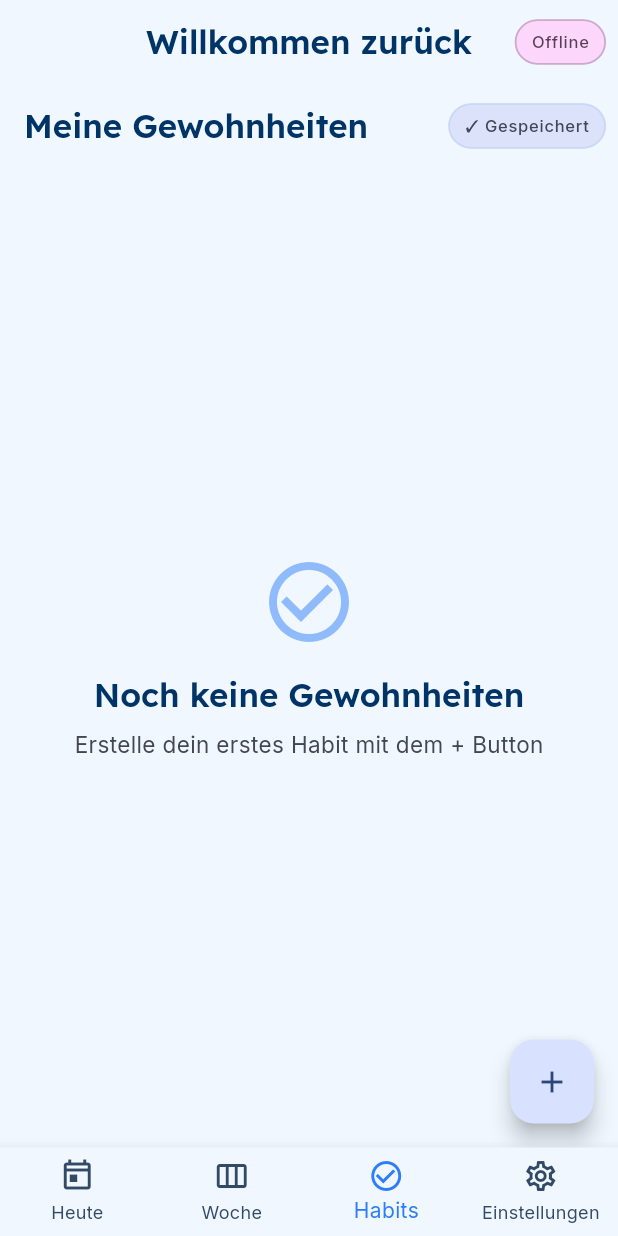
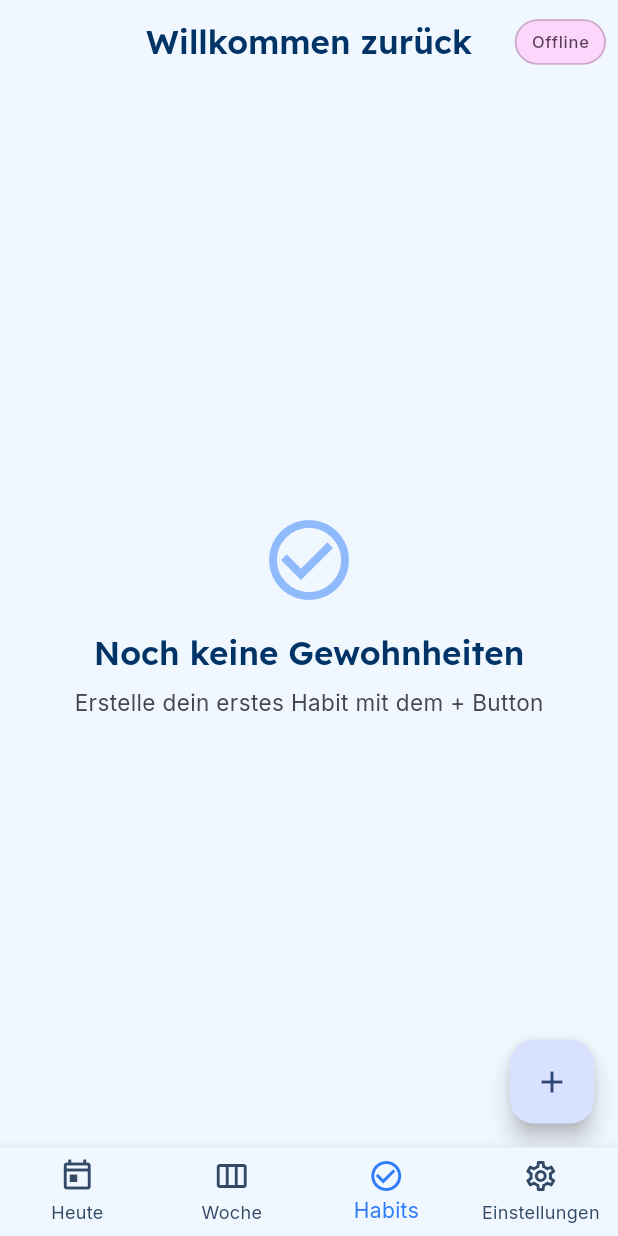
Before and after one commit to AlexBuchnerTeacher/reflecto, a Flutter app: the screen it shows once a user with an empty profile is signed in, item 3 of the bottom bar chosen, on a phone screen of 412 x 824 dp. Run offline on Flutter 3.47's test engine with Material 3 defaults, Android fonts, the light colour scheme and no system bars; our stand-ins replace cloud_firestore, firebase_auth, firebase_core, flutter_riverpod, google_fonts, package_info_plus and 1 more; accounts and stored records are empty; statements that could not run were skipped.

Commit message:
fix: Entferne doppelte AppBar aus HabitScreen - HomeScreen zeigt bereits Sync-Status

```diff
--- a/lib/screens/habit_screen.dart
+++ b/lib/screens/habit_screen.dart
@@ -19,62 +19,9 @@ class HabitScreen extends ConsumerWidget {
   Widget build(BuildContext context, WidgetRef ref) {
     final habitsAsync = ref.watch(habitsProvider);
     final theme = Theme.of(context);
-    final uid = ref.watch(userIdProvider);
     final showOnlyDue = ref.watch(_showOnlyDueHabitsProvider);
 
-    final syncStatus = ref.watch(habitsSyncStatusProvider);
-    final isSynced = syncStatus.value ?? true;
-
     return Scaffold(
-      appBar: AppBar(
-        title: const Text('Meine Gewohnheiten'),
-        actions: [
-          // Sync-Status wie im HomeScreen
-          Padding(
-            padding: const EdgeInsets.only(right: 8),
-            child: Container(
-              padding: const EdgeInsets.symmetric(horizontal: 10, vertical: 6),
-              decoration: BoxDecoration(
-                color: isSynced
-                    ? theme.colorScheme.secondaryContainer
-                    : theme.colorScheme.primaryContainer,
-                borderRadius: BorderRadius.circular(20),
-                border: Border.all(
-                  color:
-                      (isSynced
-                              ? theme.colorScheme.secondary
-                              : theme.colorScheme.primary)
-                          .withValues(alpha: 0.35),
-                  width: 1.2,
-                ),
-              ),
-              child: Text(
-                isSynced ? '\u2713 Gespeichert' : 'Synchronisiere...',
-                style: theme.textTheme.labelSmall?.copyWith(
-                  color: isSynced
-                      ? theme.colorScheme.onSecondaryContainer
-                      : theme.colorScheme.onPrimaryContainer,
-                ),
-              ),
-            ),
-          ),
-          if (_isAdmin(uid))
-            IconButton(
-              tooltip: 'Vorlagen einspielen (Debug)',
-              icon: const Icon(Icons.cloud_upload_outlined),
-              onPressed: () async {
-                final templates = buildCuratedHabitTemplates();
-                final svc = HabitTemplateService();
-                await svc.seedTemplates(templates);
-                if (context.mounted) {
-                  ScaffoldMessenger.of(context).showSnackBar(
-                    const SnackBar(content: Text('Vorlagen eingespielt')),
-                  );
-                }
-              },
-            ),
-        ],
-      ),
       body: habitsAsync.when(
         loading: () => const Center(child: CircularProgressIndicator()),
         error: (error, stack) => Center(
```
